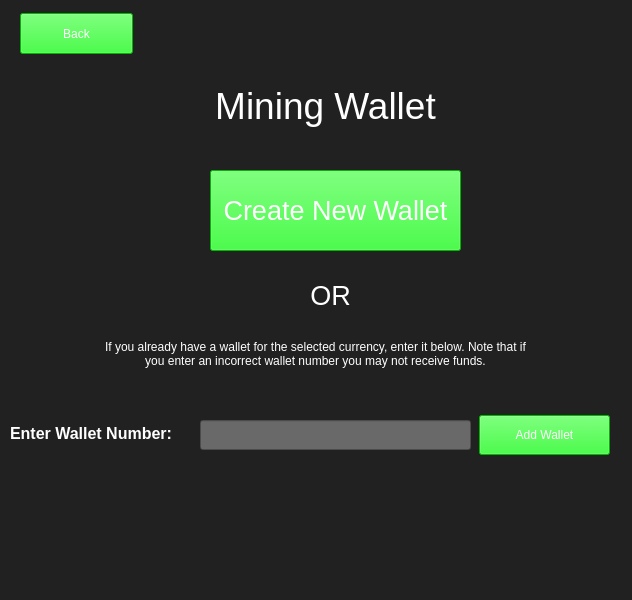
Qt form Mr.Mining/MikeTheMiner/MiningWallet.ui (patel344/Mr.Miner) before a commit.
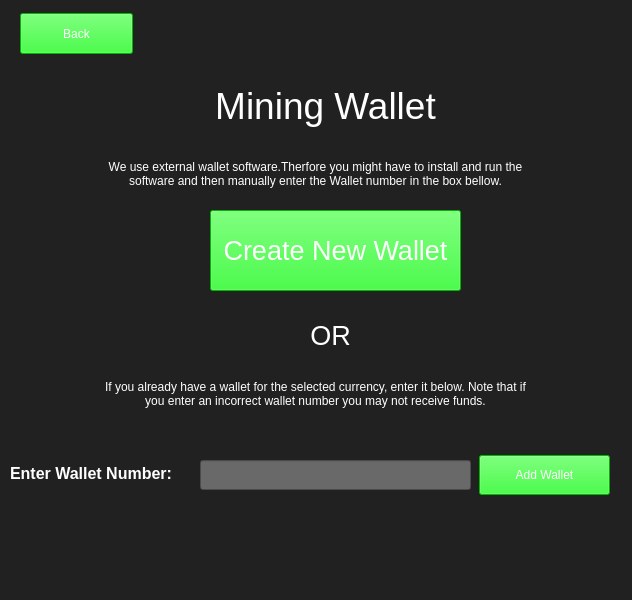
The same form after that commit. Icons and pictures are not drawn.

```diff
--- a/Mr.Mining/MikeTheMiner/MiningWallet.ui
+++ b/Mr.Mining/MikeTheMiner/MiningWallet.ui
@@ -47,7 +47,7 @@
    <property name="geometry">
     <rect>
      <x>210</x>
-     <y>170</y>
+     <y>210</y>
      <width>251</width>
      <height>81</height>
     </rect>
@@ -69,7 +69,7 @@
    <property name="geometry">
     <rect>
      <x>300</x>
-     <y>270</y>
+     <y>310</y>
      <width>61</width>
      <height>51</height>
     </rect>
@@ -95,7 +95,7 @@
    <property name="geometry">
     <rect>
      <x>200</x>
-     <y>420</y>
+     <y>460</y>
      <width>271</width>
      <height>30</height>
     </rect>
@@ -110,7 +110,7 @@
    <property name="geometry">
     <rect>
      <x>10</x>
-     <y>413</y>
+     <y>453</y>
      <width>181</width>
      <height>41</height>
     </rect>
@@ -135,7 +135,7 @@
    <property name="geometry">
     <rect>
      <x>479</x>
-     <y>415</y>
+     <y>455</y>
      <width>131</width>
      <height>40</height>
     </rect>
@@ -152,7 +152,7 @@
    <property name="geometry">
     <rect>
      <x>100</x>
-     <y>340</y>
+     <y>380</y>
      <width>431</width>
      <height>51</height>
     </rect>
@@ -466,6 +466,25 @@
     <bool>true</bool>
    </property>
   </widget>
+  <widget class="QLabel" name="label_5">
+   <property name="geometry">
+    <rect>
+     <x>100</x>
+     <y>160</y>
+     <width>431</width>
+     <height>31</height>
+    </rect>
+   </property>
+   <property name="text">
+    <string>&lt;html&gt;&lt;head/&gt;&lt;body&gt;&lt;p&gt;&lt;span style=&quot; color:#ffffff;&quot;&gt;We use external wallet software.Therfore you might have to install and run the software and then manually enter the Wallet number in the box bellow.&lt;/span&gt;&lt;/p&gt;&lt;/body&gt;&lt;/html&gt;</string>
+   </property>
+   <property name="alignment">
+    <set>Qt::AlignHCenter|Qt::AlignTop</set>
+   </property>
+   <property name="wordWrap">
+    <bool>true</bool>
+   </property>
+  </widget>
  </widget>
  <resources>
   <include location="ChooseCurrency.qrc"/>
```
